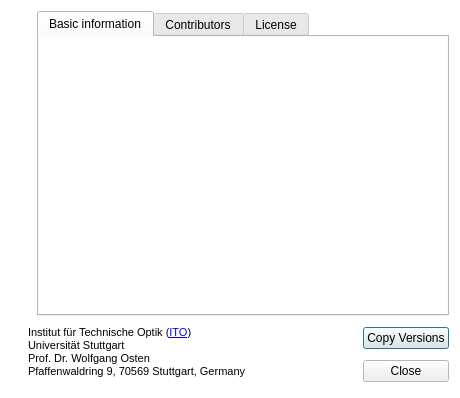
First picture: the form in Qitom/ui/dialogAbout.ui, repository itom-project/itom, before the edit.
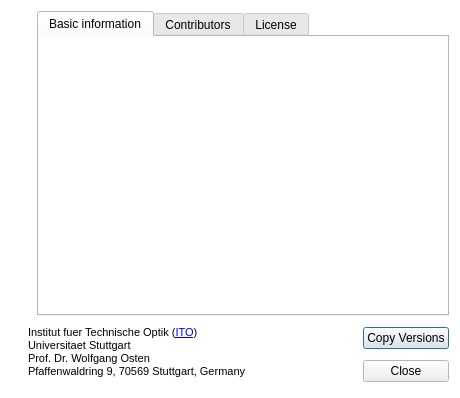
Second picture: the form after the edit. Icons and pictures are not drawn.

```diff
--- a/Qitom/ui/dialogAbout.ui
+++ b/Qitom/ui/dialogAbout.ui
@@ -349,8 +349,8 @@
 &lt;html&gt;&lt;head&gt;&lt;meta name=&quot;qrichtext&quot; content=&quot;1&quot; /&gt;&lt;style type=&quot;text/css&quot;&gt;
 p, li { white-space: pre-wrap; }
 &lt;/style&gt;&lt;/head&gt;&lt;body style=&quot; font-family:'MS Shell Dlg 2'; font-size:8.25pt; font-weight:400; font-style:normal;&quot;&gt;
-&lt;p style=&quot; margin-top:0px; margin-bottom:0px; margin-left:0px; margin-right:0px; -qt-block-indent:0; text-indent:0px;&quot;&gt;&lt;span style=&quot; font-size:8pt;&quot;&gt;Institut für Technische Optik (&lt;/span&gt;&lt;a href=&quot;http://www.ito.uni-stuttgart.de&quot;&gt;&lt;span style=&quot; font-size:8pt; text-decoration: underline; color:#0000ff;&quot;&gt;ITO&lt;/span&gt;&lt;/a&gt;&lt;span style=&quot; font-size:8pt;&quot;&gt;) &lt;/span&gt;&lt;/p&gt;
-&lt;p style=&quot; margin-top:0px; margin-bottom:0px; margin-left:0px; margin-right:0px; -qt-block-indent:0; text-indent:0px;&quot;&gt;&lt;span style=&quot; font-size:8pt;&quot;&gt;Universität Stuttgart&lt;/span&gt;&lt;/p&gt;
+&lt;p style=&quot; margin-top:0px; margin-bottom:0px; margin-left:0px; margin-right:0px; -qt-block-indent:0; text-indent:0px;&quot;&gt;&lt;span style=&quot; font-size:8pt;&quot;&gt;Institut fuer Technische Optik (&lt;/span&gt;&lt;a href=&quot;http://www.ito.uni-stuttgart.de&quot;&gt;&lt;span style=&quot; font-size:8pt; text-decoration: underline; color:#0000ff;&quot;&gt;ITO&lt;/span&gt;&lt;/a&gt;&lt;span style=&quot; font-size:8pt;&quot;&gt;) &lt;/span&gt;&lt;/p&gt;
+&lt;p style=&quot; margin-top:0px; margin-bottom:0px; margin-left:0px; margin-right:0px; -qt-block-indent:0; text-indent:0px;&quot;&gt;&lt;span style=&quot; font-size:8pt;&quot;&gt;Universitaet Stuttgart&lt;/span&gt;&lt;/p&gt;
 &lt;p style=&quot; margin-top:0px; margin-bottom:0px; margin-left:0px; margin-right:0px; -qt-block-indent:0; text-indent:0px;&quot;&gt;&lt;span style=&quot; font-size:8pt;&quot;&gt;Prof. Dr. Wolfgang Osten&lt;/span&gt;&lt;/p&gt;
 &lt;p style=&quot; margin-top:0px; margin-bottom:0px; margin-left:0px; margin-right:0px; -qt-block-indent:0; text-indent:0px;&quot;&gt;&lt;span style=&quot; font-size:8pt;&quot;&gt;Pfaffenwaldring 9, 70569 Stuttgart, Germany&lt;/span&gt;&lt;/p&gt;&lt;/body&gt;&lt;/html&gt;</string>
        </property>
```
Left out of the diff: 33 changed lines with no effect on the pictures.
